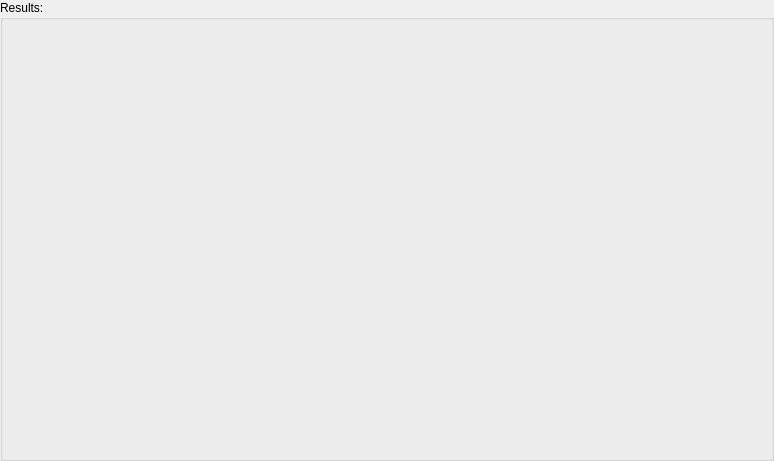
listyque/TACTIC-Handler, file lib/ui/misc/ui_search_results.ui: the form before one commit.
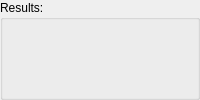
The form after the commit.

The edit to the form file:
```diff
--- a/lib/ui/misc/ui_search_results.ui
+++ b/lib/ui/misc/ui_search_results.ui
@@ -2,14 +2,6 @@
 <ui version="4.0">
  <class>resultsGroupBox</class>
  <widget class="QGroupBox" name="resultsGroupBox">
-  <property name="geometry">
-   <rect>
-    <x>0</x>
-    <y>0</y>
-    <width>774</width>
-    <height>461</height>
-   </rect>
-  </property>
   <property name="windowTitle">
    <string>GroupBox</string>
   </property>
@@ -36,6 +28,9 @@
     alignment: left;
 }</string>
      </property>
+     <property name="movable">
+      <bool>true</bool>
+     </property>
     </widget>
    </item>
   </layout>
```
